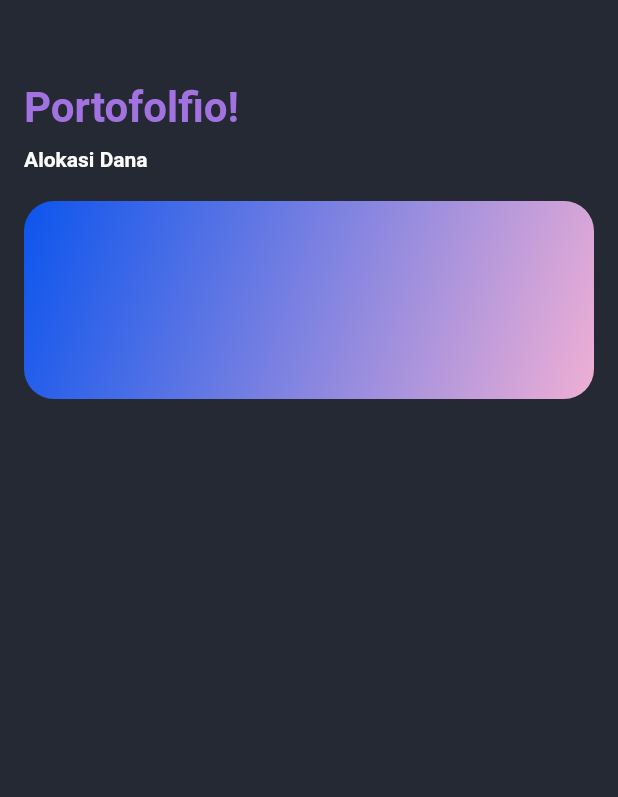
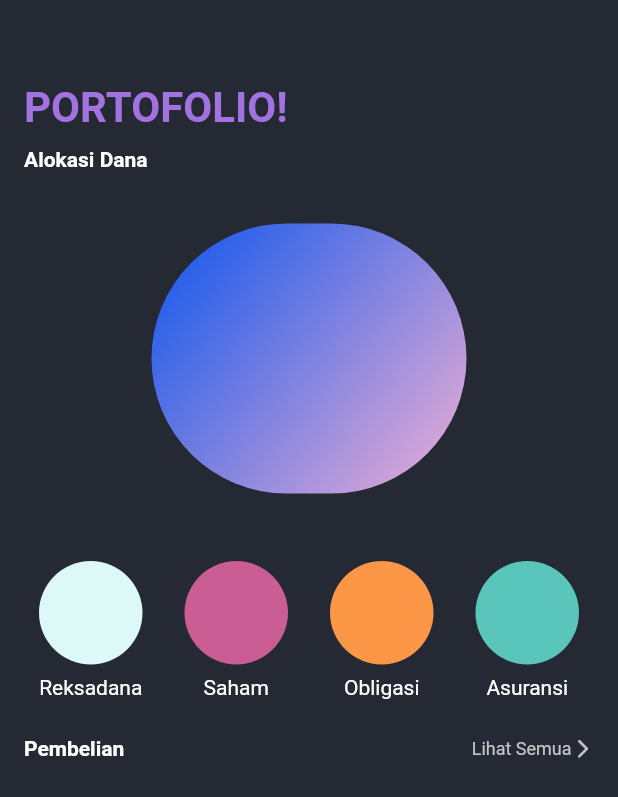
Before and after one commit to RenaldoLouis/flutter_invest_app, a Flutter app: the Portofolio screen opened directly, on a phone screen of 412 x 824 dp. Shown: the top 797 px of the screen. Run offline on Flutter 3.47's test engine with Material 2 defaults, Android fonts, the light colour scheme and no system bars; our stand-ins replace carousel_slider, syncfusion_flutter_charts.

Commit message:
progresss before make list and chart

```diff
--- a/lib/app/portofolio.dart
+++ b/lib/app/portofolio.dart
@@ -34,7 +34,7 @@ class _portofolioContent extends StatelessWidget {
               crossAxisAlignment: CrossAxisAlignment.stretch,
               children: <Widget>[
                 Text(
-                  "Portofolfio!",
+                  "PORTOFOLIO!",
                   style: TextStyle(
                     fontWeight: FontWeight.bold,
                     color: Color(0xFFA273E0),
@@ -55,8 +55,8 @@ class _portofolioContent extends StatelessWidget {
             ),
           ),
           Container(
-            margin: EdgeInsets.symmetric(vertical: 20),
-            height: 132,
+            margin: EdgeInsets.symmetric(vertical: 35, horizontal: 85),
+            height: 180,
             decoration: BoxDecoration(
               gradient: LinearGradient(
                   begin: Alignment.topLeft,
@@ -66,8 +66,140 @@ class _portofolioContent extends StatelessWidget {
                     Color(0xFFEFAFD5),
                   ]),
               borderRadius: BorderRadius.all(
-                (Radius.circular(20)),
+                (Radius.circular(100)),
               ),
+            ),
+          ),
+          Container(
+            padding: EdgeInsets.symmetric(vertical: 10.0, horizontal: 10.0),
+            child: Row(
+              mainAxisAlignment: MainAxisAlignment.spaceBetween,
+              children: <Widget>[
+                Column(
+                  children: <Widget>[
+                    Container(
+                      margin: EdgeInsets.only(bottom: 7.0),
+                      width: 69,
+                      height: 69,
+                      decoration: BoxDecoration(
+                        borderRadius: BorderRadius.all(
+                          Radius.circular(50),
+                        ),
+                        color: Color(0XFFDCF9F7),
+                      ),
+                    ),
+                    Align(
+                      alignment: Alignment.center,
+                      child: Text(
+                        "Reksadana",
+                        style: TextStyle(
+                          color: Colors.white,
+                        ),
+                      ),
+                    )
+                  ],
+                ),
+                Column(
+                  children: <Widget>[
+                    Container(
+                      margin: EdgeInsets.only(bottom: 7.0),
+                      width: 69,
+                      height: 69,
+                      decoration: BoxDecoration(
+                        borderRadius: BorderRadius.all(
+                          Radius.circular(50),
+                        ),
+                        color: Color(0xFFCA5D93),
+                      ),
+                    ),
+                    Align(
+                      alignment: Alignment.center,
+                      child: Text(
+                        "Saham",
+                        style: TextStyle(
+                          color: Colors.white,
+                        ),
+                      ),
+                    )
+                  ],
+                ),
+                Column(
+                  children: <Widget>[
+                    Container(
+                      margin: EdgeInsets.only(bottom: 7.0),
+                      width: 69,
+                      height: 69,
+                      decoration: BoxDecoration(
+                        borderRadius: BorderRadius.all(
+                          Radius.circular(50),
+                        ),
+                        color: Color(0xFFFB9747),
+                      ),
+                    ),
+                    Align(
+                      alignment: Alignment.center,
+                      child: Text(
+                        "Obligasi",
+                        style: TextStyle(
+                          color: Colors.white,
+                        ),
+                      ),
+                    )
+                  ],
+                ),
+                Column(
+                  children: <Widget>[
+                    Container(
+                      margin: EdgeInsets.only(bottom: 7.0),
+                      width: 69,
+                      height: 69,
+                      decoration: BoxDecoration(
+                        borderRadius: BorderRadius.all(
+                          Radius.circular(50),
+                        ),
+                        color: Color(0xFF59C5BB),
+                      ),
+                    ),
+                    Align(
+                      alignment: Alignment.center,
+                      child: Text(
+                        "Asuransi",
+                        style: TextStyle(
+                          color: Colors.white,
+                        ),
+                      ),
+                    )
+                  ],
+                ),
+              ],
+            ),
+          ),
+          Container(
+            margin: EdgeInsets.only(top: 15, bottom: 5),
+            child: Row(
+              mainAxisAlignment: MainAxisAlignment.spaceBetween,
+              children: <Widget>[
+                Text(
+                  "Pembelian",
+                  style: TextStyle(
+                      fontWeight: FontWeight.bold,
+                      color: Colors.white,
+                      fontSize: 14),
+                ),
+                Row(
+                  children: <Widget>[
+                    Text(
+                      "Lihat Semua",
+                      style: TextStyle(color: Color(0XFFC4C4C4), fontSize: 12),
+                    ),
+                    Icon(
+                      Icons.arrow_forward_ios_rounded,
+                      color: Color(0XFFC4C4C4),
+                      size: 15,
+                    )
+                  ],
+                )
+              ],
             ),
           )
         ],
--- a/lib/app/sign_in_page.dart
+++ b/lib/app/sign_in_page.dart
@@ -358,7 +358,6 @@ class _SigninPageState extends State<SigninPage> {
                   height: 8.0,
                 ),
                 Container(
-                  alignment: Alignment(-1, 0),
                   width: 165,
                   height: 26,
                   decoration: BoxDecoration(
@@ -368,15 +367,22 @@ class _SigninPageState extends State<SigninPage> {
                     color: Colors.transparent,
                     border: Border.all(color: Colors.white),
                   ),
-                  child: Align(
-                    alignment: Alignment.center,
-                    child: Text(
-                      "Pelajari Lebih Lanjut >",
-                      style: TextStyle(
-                          color: Colors.white,
-                          fontWeight: FontWeight.bold,
-                          fontSize: 14.0),
-                    ),
+                  child: Row(
+                    mainAxisAlignment: MainAxisAlignment.center,
+                    children: <Widget>[
+                      Text(
+                        "Pelajari Lebih Lanjut",
+                        style: TextStyle(
+                            color: Colors.white,
+                            fontWeight: FontWeight.bold,
+                            fontSize: 14.0),
+                      ),
+                      Icon(
+                        Icons.arrow_forward_ios_rounded,
+                        color: Colors.white,
+                        size: 15,
+                      )
+                    ],
                   ),
                 ),
               ],
```
